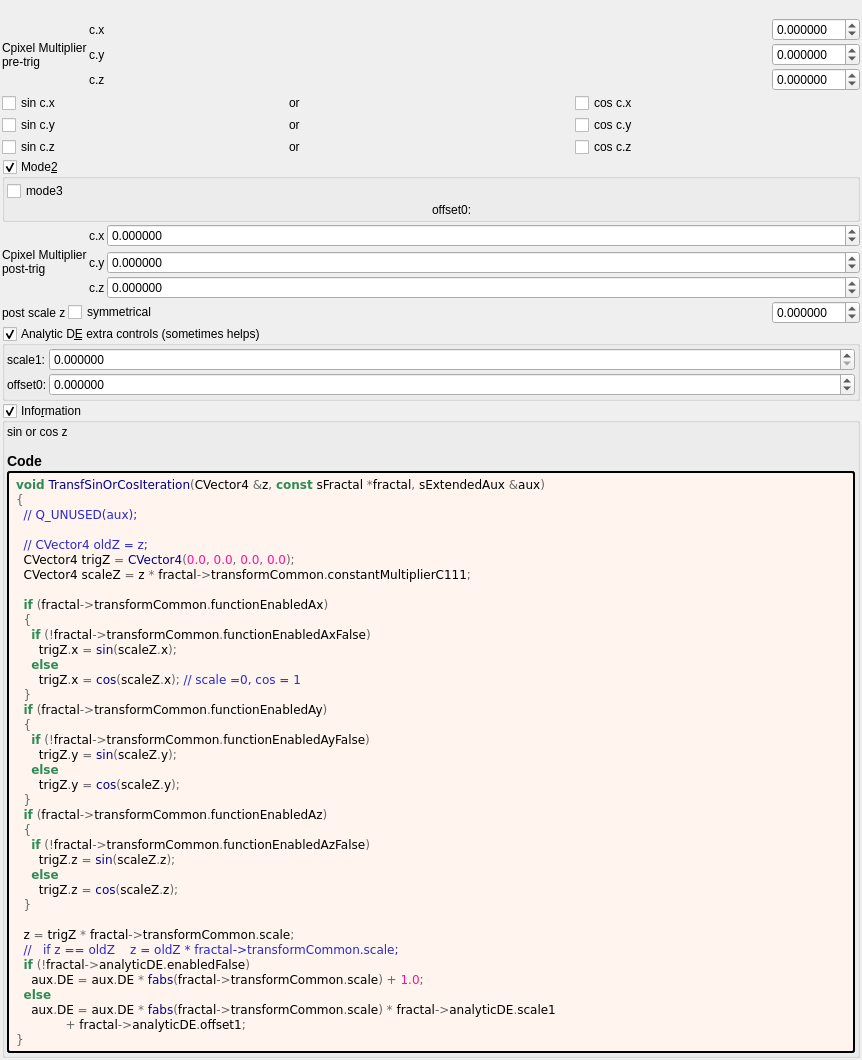
Qt form mandelbulber2/formula/ui/transf_add_cpixel_sin_or_cos.ui (buddhi1980/mandelbulber2) before a commit.
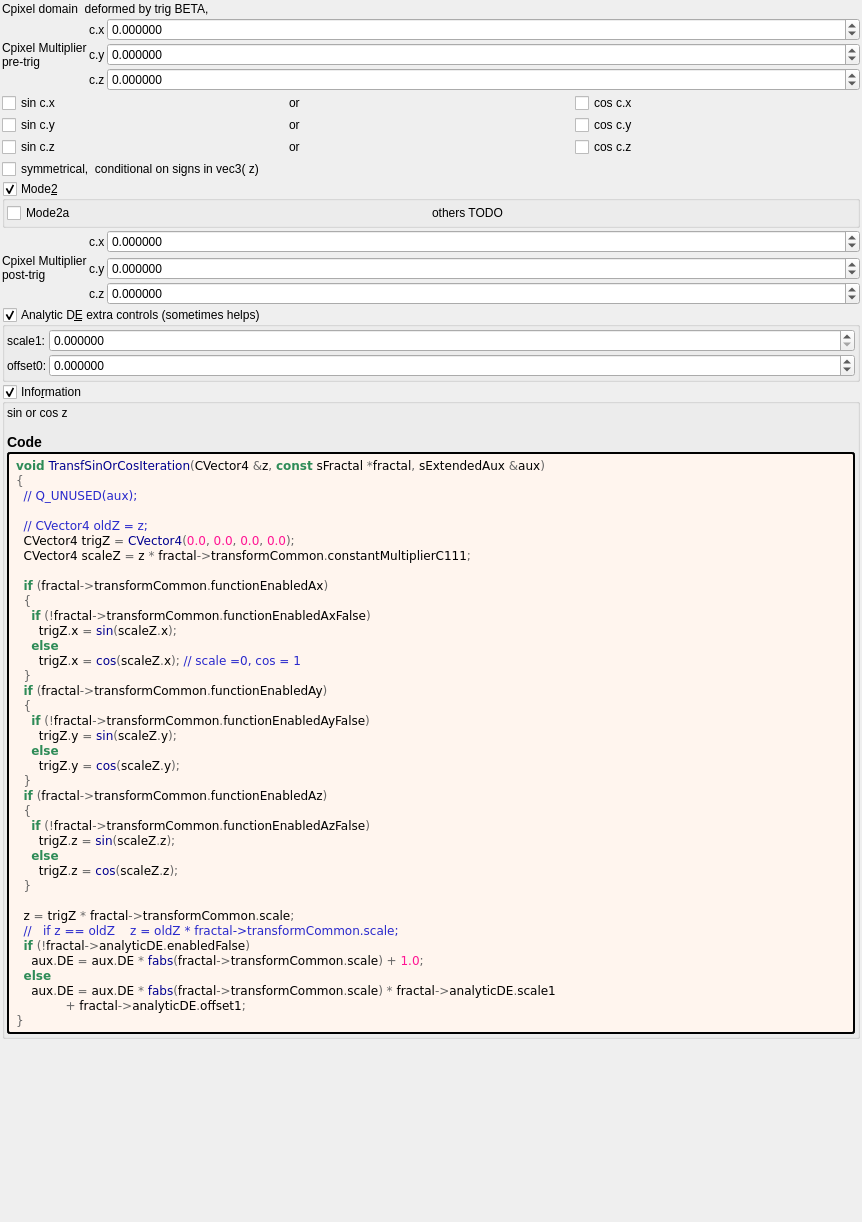
The same form after that commit. Custom widgets are drawn as their Qt base class.

What changed in the file:
```diff
--- a/mandelbulber2/formula/ui/transf_add_cpixel_sin_or_cos.ui
+++ b/mandelbulber2/formula/ui/transf_add_cpixel_sin_or_cos.ui
@@ -7,7 +7,7 @@
     <x>0</x>
     <y>0</y>
     <width>862</width>
-    <height>1019</height>
+    <height>1222</height>
    </rect>
   </property>
   <property name="windowTitle">
@@ -32,12 +32,12 @@
    <item>
     <widget class="QLabel" name="label_113">
      <property name="text">
-      <string/>
+      <string>Cpixel domain  deformed by trig BETA,</string>
      </property>
     </widget>
    </item>
    <item>
-    <layout class="QGridLayout" name="gridLayout" columnstretch="0,0,1,0">
+    <layout class="QGridLayout" name="gridLayout" columnstretch="0,0,0,1">
      <property name="spacing">
       <number>2</number>
      </property>
@@ -226,6 +226,20 @@
      </item>
     </layout>
    </item>
+   <item>
+    <layout class="QGridLayout" name="gridLayout_29" columnstretch="0,0">
+     <property name="spacing">
+      <number>2</number>
+     </property>
+     <item row="0" column="1">
+      <widget class="QCheckBox" name="checkBox_transf_function_enabled_false">
+       <property name="text">
+        <string>symmetrical,  conditional on signs in vec3( z)</string>
+       </property>
+      </widget>
+     </item>
+    </layout>
+   </item>
    <item>
     <widget class="MyGroupBox" name="groupCheck_transf_function_enabledBx_false">
      <property name="toolTip">
@@ -258,17 +272,17 @@
         <property name="spacing">
          <number>2</number>
         </property>
-        <item row="1" column="2">
-         <widget class="QLabel" name="label_179">
-          <property name="text">
-           <string>offset0:</string>
-          </property>
-         </widget>
-        </item>
         <item row="0" column="1">
          <widget class="QCheckBox" name="checkBox_transf_function_enabledBy_false">
           <property name="text">
-           <string>mode3</string>
+           <string>Mode2a</string>
+          </property>
+         </widget>
+        </item>
+        <item row="0" column="2">
+         <widget class="QLabel" name="label_180">
+          <property name="text">
+           <string>others TODO</string>
           </property>
          </widget>
         </item>
@@ -397,55 +411,6 @@
      </item>
     </layout>
    </item>
-   <item>
-    <layout class="QGridLayout" name="gridLayout_29" columnstretch="0,0,1,0">
-     <property name="spacing">
-      <number>2</number>
-     </property>
-     <item row="0" column="1">
-      <widget class="QLabel" name="label_121">
-       <property name="text">
-        <string>post scale z</string>
-       </property>
-      </widget>
-     </item>
-     <item row="0" column="3">
-      <widget class="MyDoubleSpinBox" name="spinbox_transf_scale">
-       <property name="sizePolicy">
-        <sizepolicy hsizetype="Minimum" vsizetype="Maximum">
-         <horstretch>0</horstretch>
-         <verstretch>0</verstretch>
-        </sizepolicy>
-       </property>
-       <property name="prefix">
-        <string/>
-       </property>
-       <property name="suffix">
-        <string/>
-       </property>
-       <property name="decimals">
-        <number>6</number>
-       </property>
-       <property name="minimum">
-        <double>-99.989999999999995</double>
-       </property>
-       <property name="maximum">
-        <double>99.989999999999995</double>
-       </property>
-       <property name="singleStep">
-        <double>0.100000000000000</double>
-       </property>
-      </widget>
-     </item>
-     <item row="0" column="2">
-      <widget class="QCheckBox" name="checkBox_transf_function_enabled_false">
-       <property name="text">
-        <string>symmetrical</string>
-       </property>
-      </widget>
-     </item>
-    </layout>
-   </item>
    <item>
     <widget class="MyGroupBox" name="groupCheck_analyticDE_enabled_false">
      <property name="toolTip">
```
Left out of the diff: 16 changed lines with no effect on the pictures.
